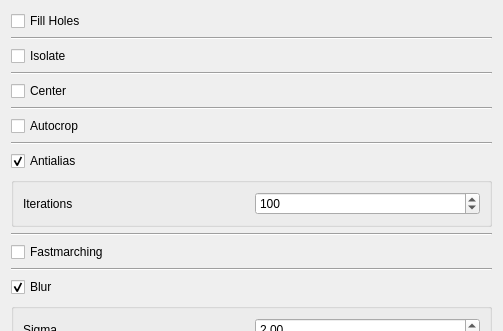
Before: the Qt Designer form src/Groom/GroomTool.ui in SCIInstitute/ShapeWorks, drawn with Qt 5; both pictures show x 0 to 503 and y 0 to 331 of the 503 by 654 pixel window.
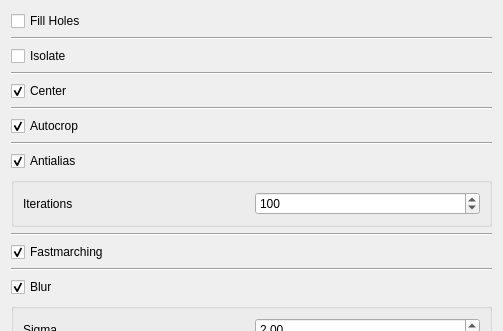
After: the same form once the commit is applied.

```diff
--- a/src/Groom/GroomTool.ui
+++ b/src/Groom/GroomTool.ui
@@ -30,6 +30,9 @@
        <property name="text">
         <string>Autocrop</string>
        </property>
+       <property name="checked">
+        <bool>true</bool>
+       </property>
       </widget>
      </item>
      <item row="4" column="0">
@@ -37,6 +40,9 @@
        <property name="text">
         <string>Center</string>
        </property>
+       <property name="checked">
+        <bool>true</bool>
+       </property>
       </widget>
      </item>
      <item row="11" column="0">
@@ -44,6 +50,9 @@
        <property name="text">
         <string>Fastmarching</string>
        </property>
+       <property name="checked">
+        <bool>true</bool>
+       </property>
       </widget>
      </item>
      <item row="5" column="0">
```
